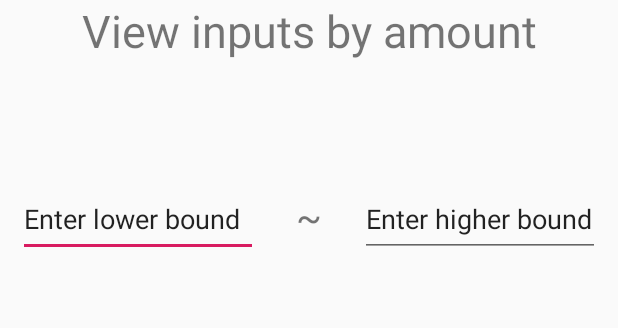
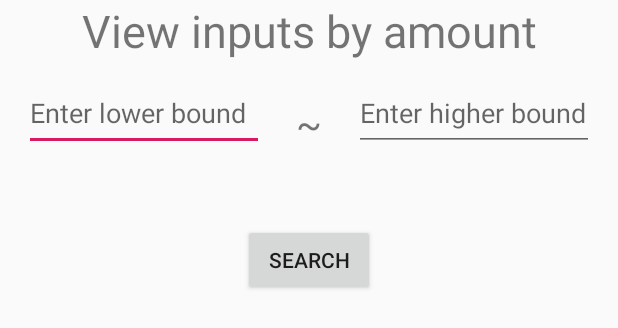
Before and after one commit to CS407-Project-Better-Budgets/Better_Budgets_new, an Android app: the layout activity_manage_data_amount.xml on its own in the app's theme, with its tools: preview values and no code run, on a phone screen of 412 x 824 dp. Shown: the top 328 px of the screen. Run offline under Robolectric (Android 15) with nearby library versions, the phone set to English and light mode, and no system bars.

Commit message:
manage_data activities fixed

```diff
--- a/app/src/main/java/com/example/better_budgets/analysis_module.java
+++ b/app/src/main/java/com/example/better_budgets/analysis_module.java
@@ -52,7 +52,7 @@ public class analysis_module extends AppCompatActivity {
         Date date = new Date();
         String id = sdf.format(date);
 
-        spendings = new DBHelper(sqLiteDatabase).showData();
+        spendings = new DBHelper(sqLiteDatabase).showData_all();
 
         if(spendings.isEmpty()){
             dataEntries.add(new ValueDataEntry("Example 1", 300 ));
--- a/app/src/main/java/com/example/better_budgets/manage_data_all.java
+++ b/app/src/main/java/com/example/better_budgets/manage_data_all.java
@@ -27,16 +27,10 @@ public class manage_data_all extends AppCompatActivity {
         super.onCreate(savedInstanceState);
         setContentView(R.layout.activity_manage_data_all);
 
-        TextView title = findViewById(R.id.textView_md_all_title);
-
-
         Context context = getApplicationContext();
         SQLiteDatabase sqLiteDatabase = context.openOrCreateDatabase("spending", Context.MODE_PRIVATE, null);
 
-
         DBHelper dbHelper = new DBHelper(sqLiteDatabase);
-
-
         spendings = dbHelper.showData_all();
 
         ArrayList<String> displaySpendings = new ArrayList<>();
--- a/app/src/main/res/layout/activity_manage_data_amount.xml
+++ b/app/src/main/res/layout/activity_manage_data_amount.xml
@@ -23,44 +23,54 @@
         android:id="@+id/editText_md_amount_lower"
         android:layout_width="160dp"
         android:layout_height="50dp"
-        android:layout_marginStart="12dp"
+        android:layout_marginStart="16dp"
         android:layout_marginTop="10dp"
         android:ems="10"
+        android:hint="Enter lower bound"
         android:inputType="textPersonName"
-        android:text="Enter lower bound"
         app:layout_constraintBottom_toTopOf="@+id/list_md_amount_spending"
         app:layout_constraintStart_toStartOf="parent"
         app:layout_constraintTop_toBottomOf="@+id/textView_md_amount_title"
-        app:layout_constraintVertical_bias="0.5"/>
+        app:layout_constraintVertical_bias="0.0" />
 
     <EditText
         android:id="@+id/editText_md_amount_higher"
         android:layout_width="160dp"
         android:layout_height="50dp"
         android:layout_marginTop="10dp"
-        android:layout_marginEnd="12dp"
+        android:layout_marginEnd="16dp"
         android:ems="10"
+        android:hint="Enter higher bound"
         android:inputType="textPersonName"
-        android:text="Enter higher bound"
         app:layout_constraintBottom_toTopOf="@+id/list_md_amount_spending"
         app:layout_constraintEnd_toEndOf="parent"
         app:layout_constraintTop_toBottomOf="@+id/textView_md_amount_title"
-        app:layout_constraintVertical_bias="0.5" />
+        app:layout_constraintVertical_bias="0.0" />
 
     <TextView
         android:id="@+id/textView_md_amount_to"
         android:layout_width="wrap_content"
         android:layout_height="wrap_content"
         android:layout_marginStart="2dp"
-        android:layout_marginTop="20dp"
-        android:layout_marginEnd="2dp"
+        android:layout_marginTop="24dp"
         android:text="~"
         android:textSize="25sp"
-        app:layout_constraintBottom_toTopOf="@+id/list_md_amount_spending"
         app:layout_constraintEnd_toStartOf="@+id/editText_md_amount_higher"
-        app:layout_constraintHorizontal_bias="0.5"
+        app:layout_constraintHorizontal_bias="0.475"
         app:layout_constraintStart_toEndOf="@+id/editText_md_amount_lower"
         app:layout_constraintTop_toBottomOf="@+id/textView_md_amount_title" />
+
+    <Button
+        android:id="@+id/button_md_amount_search"
+        android:layout_width="wrap_content"
+        android:layout_height="wrap_content"
+        android:layout_marginTop="36dp"
+        android:text="Search"
+        android:onClick="searchOnClick"
+        app:layout_constraintBottom_toTopOf="@+id/list_md_amount_spending"
+        app:layout_constraintEnd_toEndOf="parent"
+        app:layout_constraintStart_toStartOf="parent"
+        app:layout_constraintTop_toBottomOf="@+id/textView_md_amount_to" />
 
     <ListView
         android:id="@+id/list_md_amount_spending"
@@ -74,4 +84,6 @@
         app:layout_constraintTop_toBottomOf="@+id/textView_md_amount_to" />
 
 
+
+
 </androidx.constraintlayout.widget.ConstraintLayout>
--- a/app/src/main/res/layout/activity_manage_data_date.xml
+++ b/app/src/main/res/layout/activity_manage_data_date.xml
@@ -39,7 +39,7 @@
         android:layout_marginTop="60dp"
         android:ems="10"
         android:inputType="textPersonName"
-        android:text="MM"
+        android:hint="MM"
         app:layout_constraintStart_toStartOf="parent"
         app:layout_constraintTop_toBottomOf="@+id/textView_md_date_title" />
 
@@ -51,7 +51,7 @@
         android:layout_marginTop="60dp"
         android:ems="10"
         android:inputType="textPersonName"
-        android:text="DD"
+        android:hint="DD"
         app:layout_constraintStart_toEndOf="@+id/editText_md_date_month"
         app:layout_constraintTop_toBottomOf="@+id/textView_md_date_title" />
 
@@ -63,7 +63,7 @@
         android:layout_marginTop="60dp"
         android:ems="10"
         android:inputType="textPersonName"
-        android:text="YYYY"
+        android:hint="YYYY"
         app:layout_constraintEnd_toEndOf="parent"
         app:layout_constraintHorizontal_bias="0.0"
         app:layout_constraintStart_toEndOf="@+id/editText_md_date_date"
```
Also changed, not shown: app/src/main/java/com/example/better_budgets/DBHelper.java (+74 -0 lines), app/src/main/java/com/example/better_budgets/manage_data_id.java (+45 -0 lines), app/src/main/java/com/example/better_budgets/manage_data_seller.java (+47 -0 lines), app/src/main/res/layout/activity_manage_data_id.xml (+16 -4 lines), app/src/main/res/layout/activity_manage_data_seller.xml (+13 -2 lines).
